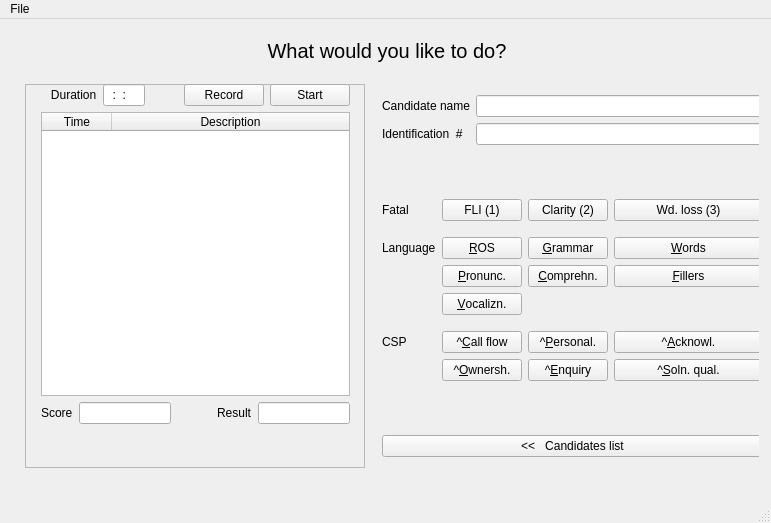
Before: the Qt Designer form RCAS/rcasmainwindow.ui in sheirkahn/RCAS, drawn with Qt 5.
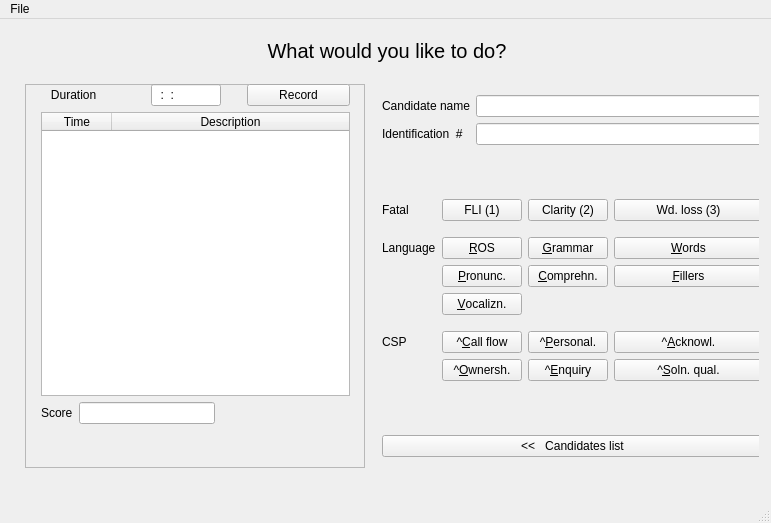
After: the same form once the commit is applied. The open tabs and pages were chosen to show the change.

The edit to the form file:
```diff
--- a/RCAS/rcasmainwindow.ui
+++ b/RCAS/rcasmainwindow.ui
@@ -608,13 +608,6 @@
                   <property name="topMargin">
                    <number>0</number>
                   </property>
-                  <item row="0" column="4">
-                   <widget class="QPushButton" name="startstop_button">
-                    <property name="text">
-                     <string>Start</string>
-                    </property>
-                   </widget>
-                  </item>
                   <item row="0" column="3">
                    <widget class="QPushButton" name="recordplay_button">
                     <property name="text">
@@ -639,13 +632,13 @@
                     </property>
                     <property name="minimumSize">
                      <size>
-                      <width>30</width>
+                      <width>40</width>
                       <height>0</height>
                      </size>
                     </property>
                     <property name="maximumSize">
                      <size>
-                      <width>50</width>
+                      <width>70</width>
                       <height>16777215</height>
                      </size>
                     </property>
@@ -665,9 +658,12 @@
                     <property name="orientation">
                      <enum>Qt::Horizontal</enum>
                     </property>
+                    <property name="sizeType">
+                     <enum>QSizePolicy::Fixed</enum>
+                    </property>
                     <property name="sizeHint" stdset="0">
                      <size>
-                      <width>40</width>
+                      <width>20</width>
                       <height>20</height>
                      </size>
                     </property>
@@ -719,19 +715,21 @@
                     </property>
                    </widget>
                   </item>
-                  <item row="0" column="4">
-                   <widget class="QLineEdit" name="resultEdit">
-                    <property name="readOnly">
-                     <bool>true</bool>
+                  <item row="0" column="2">
+                   <spacer name="horizontalSpacer_3">
+                    <property name="orientation">
+                     <enum>Qt::Horizontal</enum>
                     </property>
-                   </widget>
-                  </item>
-                  <item row="0" column="3">
-                   <widget class="QLabel" name="label_11">
-                    <property name="text">
-                     <string>Result</string>
+                    <property name="sizeType">
+                     <enum>QSizePolicy::Expanding</enum>
                     </property>
-                   </widget>
+                    <property name="sizeHint" stdset="0">
+                     <size>
+                      <width>40</width>
+                      <height>20</height>
+                     </size>
+                    </property>
+                   </spacer>
                   </item>
                   <item row="0" column="0">
                    <widget class="QLabel" name="label_10">
@@ -740,22 +738,6 @@
                     </property>
                    </widget>
                   </item>
-                  <item row="0" column="2">
-                   <spacer name="horizontalSpacer_3">
-                    <property name="orientation">
-                     <enum>Qt::Horizontal</enum>
-                    </property>
-                    <property name="sizeType">
-                     <enum>QSizePolicy::Fixed</enum>
-                    </property>
-                    <property name="sizeHint" stdset="0">
-                     <size>
-                      <width>40</width>
-                      <height>20</height>
-                     </size>
-                    </property>
-                   </spacer>
-                  </item>
                  </layout>
                 </item>
                </layout>
```
Left out of the diff: 80 changed lines with no effect on the pictures.
